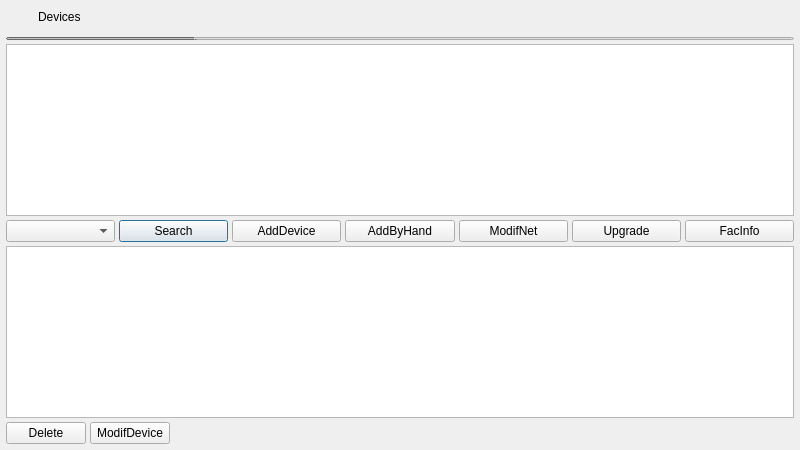
jjzhang166/avWare, file App/Modules/AvGui/AvForm/frmdevice.ui: the form before one commit.
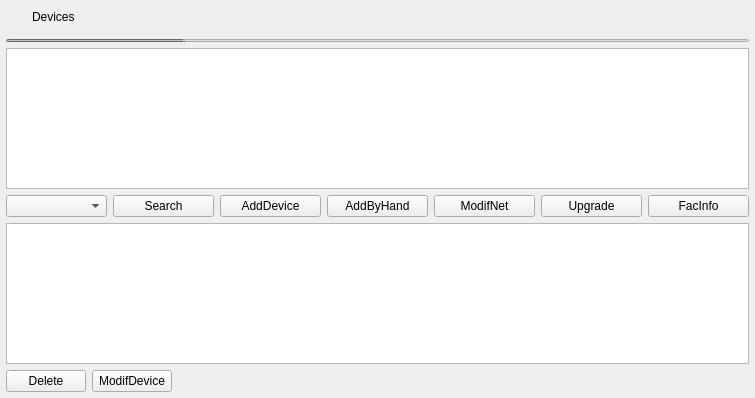
The form after the commit.

Patch:
```diff
--- a/App/Modules/AvGui/AvForm/frmdevice.ui
+++ b/App/Modules/AvGui/AvForm/frmdevice.ui
@@ -6,8 +6,8 @@
    <rect>
     <x>0</x>
     <y>0</y>
-    <width>800</width>
-    <height>450</height>
+    <width>755</width>
+    <height>398</height>
    </rect>
   </property>
   <property name="windowTitle">
@@ -15,106 +15,17 @@
   </property>
   <layout class="QGridLayout" name="gridLayout">
    <property name="leftMargin">
-    <number>6</number>
+    <number>0</number>
    </property>
    <property name="topMargin">
     <number>0</number>
    </property>
    <property name="rightMargin">
-    <number>6</number>
+    <number>0</number>
    </property>
    <property name="bottomMargin">
-    <number>6</number>
+    <number>0</number>
    </property>
-   <property name="spacing">
-    <number>4</number>
-   </property>
-   <item row="4" column="0">
-    <layout class="QHBoxLayout" name="HorLayoutDevice">
-     <item>
-      <widget class="QComboBox" name="CBoxProtoType"/>
-     </item>
-     <item>
-      <widget class="QPushButton" name="BtnSearch">
-       <property name="text">
-        <string>Search</string>
-       </property>
-      </widget>
-     </item>
-     <item>
-      <widget class="QPushButton" name="BtnAddDevice">
-       <property name="text">
-        <string>AddDevice</string>
-       </property>
-      </widget>
-     </item>
-     <item>
-      <widget class="QPushButton" name="BtnAddByHand">
-       <property name="text">
-        <string>AddByHand</string>
-       </property>
-      </widget>
-     </item>
-     <item>
-      <widget class="QPushButton" name="BtnModifNet">
-       <property name="text">
-        <string>ModifNet</string>
-       </property>
-      </widget>
-     </item>
-     <item>
-      <widget class="QPushButton" name="BtnUpgrade">
-       <property name="text">
-        <string>Upgrade</string>
-       </property>
-      </widget>
-     </item>
-     <item>
-      <widget class="QPushButton" name="BtnFacInfo">
-       <property name="text">
-        <string>FacInfo</string>
-       </property>
-      </widget>
-     </item>
-    </layout>
-   </item>
-   <item row="2" column="0">
-    <widget class="QTableView" name="TviewSearchDevice"/>
-   </item>
-   <item row="5" column="0">
-    <widget class="QTableView" name="TviewChnDevice"/>
-   </item>
-   <item row="6" column="0">
-    <layout class="QHBoxLayout" name="HorLayoutChnDevice">
-     <item>
-      <widget class="QPushButton" name="BtnChnDeleteDevice">
-       <property name="text">
-        <string>Delete</string>
-       </property>
-      </widget>
-     </item>
-     <item>
-      <widget class="QPushButton" name="BtnChnModifDevice">
-       <property name="text">
-        <string>ModifDevice</string>
-       </property>
-      </widget>
-     </item>
-     <item>
-      <spacer name="horizontalSpacer">
-       <property name="orientation">
-        <enum>Qt::Horizontal</enum>
-       </property>
-       <property name="sizeHint" stdset="0">
-        <size>
-         <width>40</width>
-         <height>20</height>
-        </size>
-       </property>
-      </spacer>
-     </item>
-    </layout>
-   </item>
    <item row="0" column="0">
     <widget class="QWidget" name="WidGetTitle" native="true">
      <property name="enabled">
@@ -330,6 +241,17 @@
     </widget>
    </item>
    <item row="1" column="0">
+    <layout class="QVBoxLayout" name="verticalLayout">
+     <property name="leftMargin">
+      <number>6</number>
+     </property>
+     <property name="rightMargin">
+      <number>6</number>
+     </property>
+     <property name="bottomMargin">
+      <number>6</number>
+     </property>
+     <item>
     <widget class="QProgressBar" name="ProgressSearch">
      <property name="enabled">
       <bool>false</bool>
@@ -359,6 +281,94 @@
       <string/>
      </property>
     </widget>
+     </item>
+     <item>
+      <widget class="QTableView" name="TviewSearchDevice"/>
+     </item>
+     <item>
+      <layout class="QHBoxLayout" name="HorLayoutDevice">
+       <item>
+        <widget class="QComboBox" name="CBoxProtoType"/>
+       </item>
+       <item>
+        <widget class="QPushButton" name="BtnSearch">
+         <property name="text">
+          <string>Search</string>
+         </property>
+        </widget>
+       </item>
+       <item>
+        <widget class="QPushButton" name="BtnAddDevice">
+         <property name="text">
+          <string>AddDevice</string>
+         </property>
+        </widget>
+       </item>
+       <item>
+        <widget class="QPushButton" name="BtnAddByHand">
+         <property name="text">
+          <string>AddByHand</string>
+         </property>
+        </widget>
+       </item>
+       <item>
+        <widget class="QPushButton" name="BtnModifNet">
+         <property name="text">
+          <string>ModifNet</string>
+         </property>
+        </widget>
+       </item>
+       <item>
+        <widget class="QPushButton" name="BtnUpgrade">
+         <property name="text">
+          <string>Upgrade</string>
+         </property>
+        </widget>
+       </item>
+       <item>
+        <widget class="QPushButton" name="BtnFacInfo">
+         <property name="text">
+          <string>FacInfo</string>
+         </property>
+        </widget>
+       </item>
+      </layout>
+     </item>
+     <item>
+      <widget class="QTableView" name="TviewChnDevice"/>
+     </item>
+     <item>
+      <layout class="QHBoxLayout" name="HorLayoutChnDevice">
+       <item>
+        <widget class="QPushButton" name="BtnChnDeleteDevice">
+         <property name="text">
+          <string>Delete</string>
+         </property>
+        </widget>
+       </item>
+       <item>
+        <widget class="QPushButton" name="BtnChnModifDevice">
+         <property name="text">
+          <string>ModifDevice</string>
+         </property>
+        </widget>
+       </item>
+       <item>
+        <spacer name="horizontalSpacer">
+         <property name="orientation">
+          <enum>Qt::Horizontal</enum>
+         </property>
+         <property name="sizeHint" stdset="0">
+          <size>
+           <width>40</width>
+           <height>20</height>
+          </size>
+         </property>
+        </spacer>
+       </item>
+      </layout>
+     </item>
+    </layout>
    </item>
   </layout>
  </widget>
```
Lines whose indentation alone changed are shown as unchanged.
